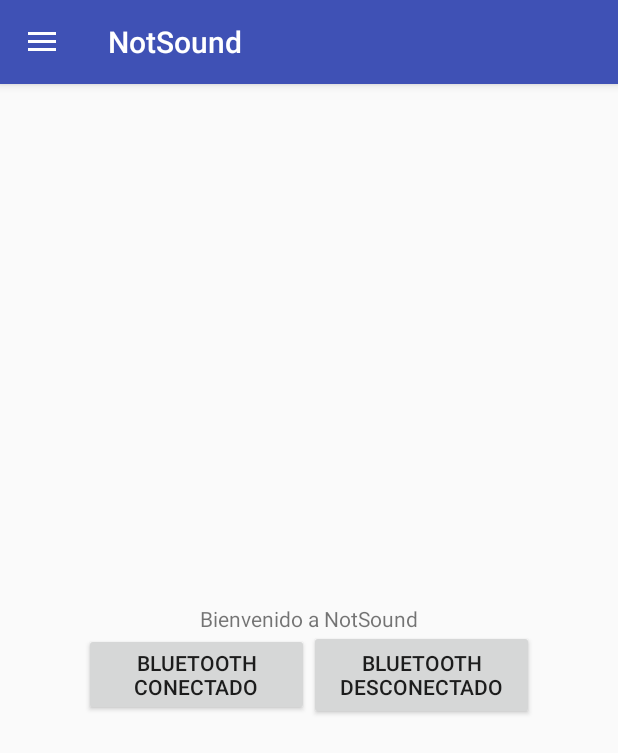
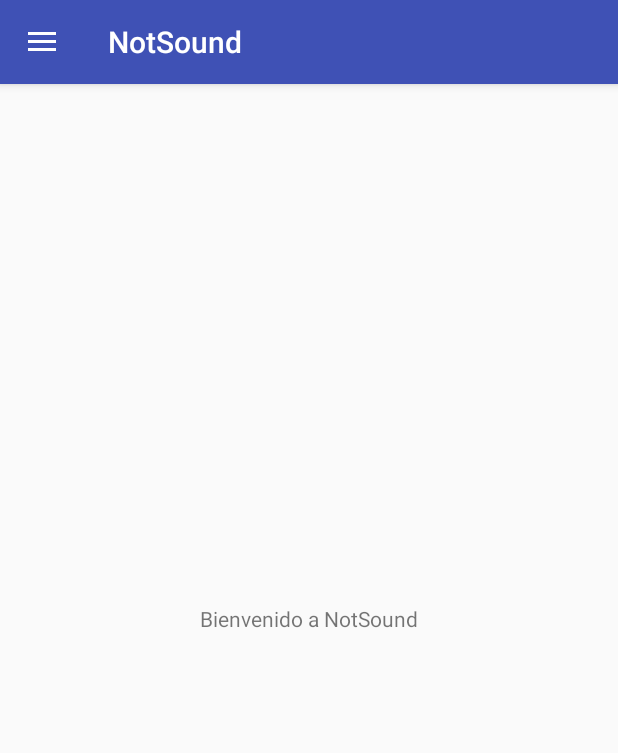
Before and after one commit to GabrielMiguez/pfinal, an Android app: the screen it shows after launch (MainActivity), on a phone screen of 412 x 824 dp. Shown: the top 753 px of the screen. Run offline under Robolectric (Android 15) with nearby library versions, the light colour scheme and no system bars; 1 statement that could not run was skipped.

Commit message:
notif conect

```diff
--- a/NotSound/app/src/main/res/layout/content_main.xml
+++ b/NotSound/app/src/main/res/layout/content_main.xml
@@ -36,25 +36,6 @@
         android:layout_marginLeft="8dp"
         app:layout_constraintLeft_toLeftOf="parent">
 
-        <Button
-            android:id="@+id/button"
-            android:layout_width="161dp"
-            android:layout_height="55dp"
-            android:layout_weight="1"
-            android:onClick="bluetoothConectado"
-            android:text="Bluetooth Conectado"
-            tools:layout_editor_absoluteX="112dp"
-            tools:layout_editor_absoluteY="293dp" />
-
-        <Button
-            android:id="@+id/button2"
-            android:layout_width="161dp"
-            android:layout_height="60dp"
-            android:layout_weight="1"
-            android:onClick="bluetoothDesconectado"
-            android:text="Bluetooth Desconectado"
-            tools:layout_editor_absoluteX="112dp"
-            tools:layout_editor_absoluteY="348dp" />
     </LinearLayout>
 
 </android.support.constraint.ConstraintLayout>
```
Also changed, not shown: NotSound/app/src/main/java/com/example/gabys/notsound/MiServiceIBinder.java (+44 -0 lines), NotSound/app/src/main/res/layout/content_config.xml (+0 -7 lines).
